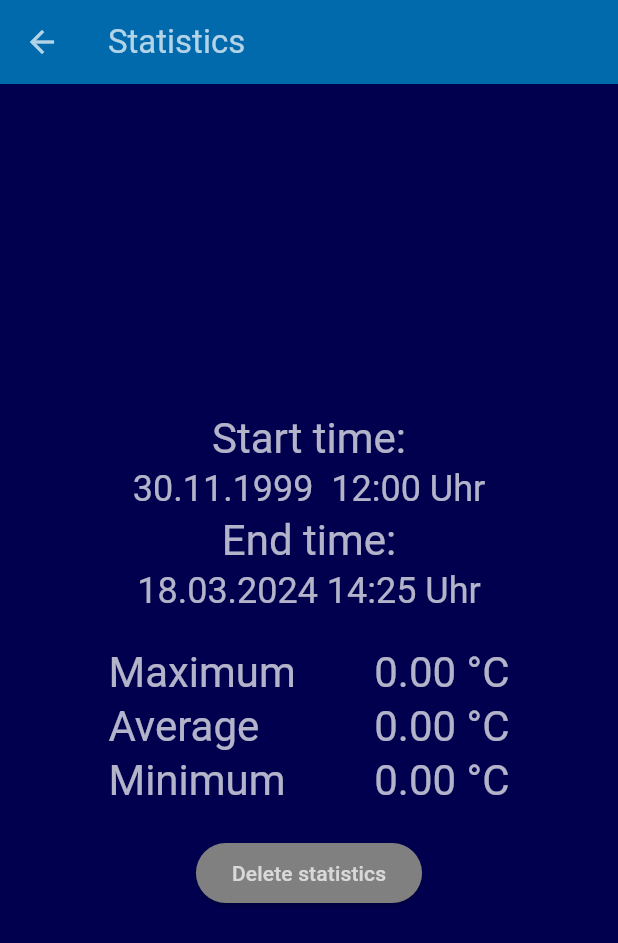
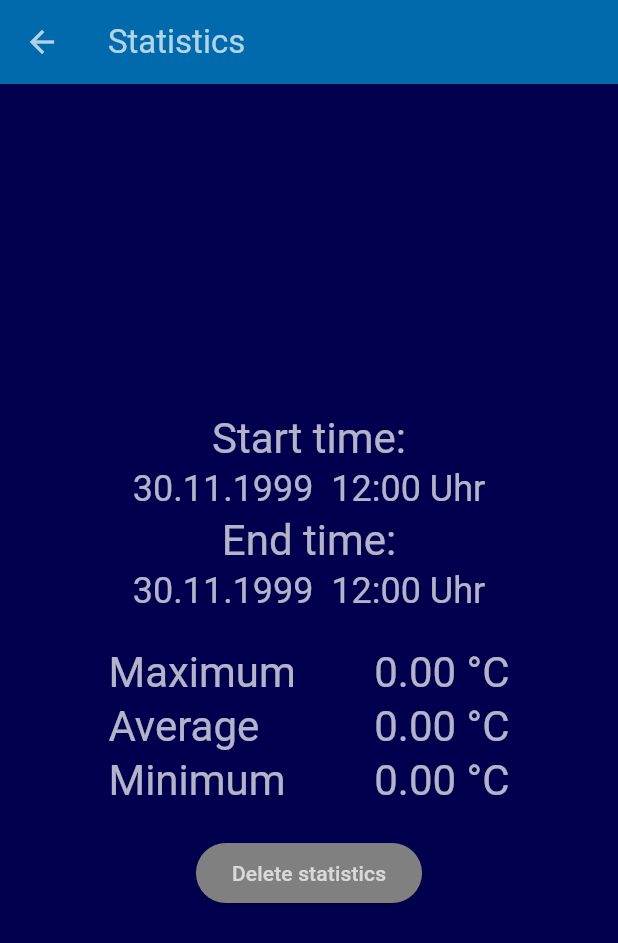
Before and after one commit to BogyMitutoyoCTL/BOGY-App-2024-03, a Flutter app: the StatisticPage screen opened directly, on a phone screen of 412 x 824 dp. Shown: the top 943 px of the screen. Run offline on Flutter 3.47's test engine with Material 3 defaults, Android fonts, the phone set to English and light mode, and no system bars; our stand-ins replace fl_chart, flutter_blue_plus, localstorage, timer_count_down; missing offline and left inert: dart:ffi; generated files the repository leaves out were written again.

Commit message:
Endtime works

```diff
--- a/bluetemp/lib/statistics.dart
+++ b/bluetemp/lib/statistics.dart
@@ -17,6 +17,7 @@ class _StatisticPageState extends State<StatisticPage> {
   var minimum = minimum_sort(globalState.DataList);
   var average = durchschnitt(globalState.DataList);
   var starttime = minimum_Time(globalState.DataList);
+  var endtime = maximum_Time(globalState.DataList);
   @override
   Widget build(BuildContext context) {
     return Scaffold(
@@ -40,7 +41,7 @@ class _StatisticPageState extends State<StatisticPage> {
               AppLocalizations.of(context).endtime,
               style: Theme.of(context).textTheme.headlineMedium,
             ),
-            Text("18.03.2024 14:25 Uhr",
+            Text("${DateFormat("dd.MM.yyyy  hh:mm").format(endtime)} Uhr",
                 style: Theme.of(context)
                     .textTheme
                     .headlineSmall), //TODO: Implement real End Time
```
